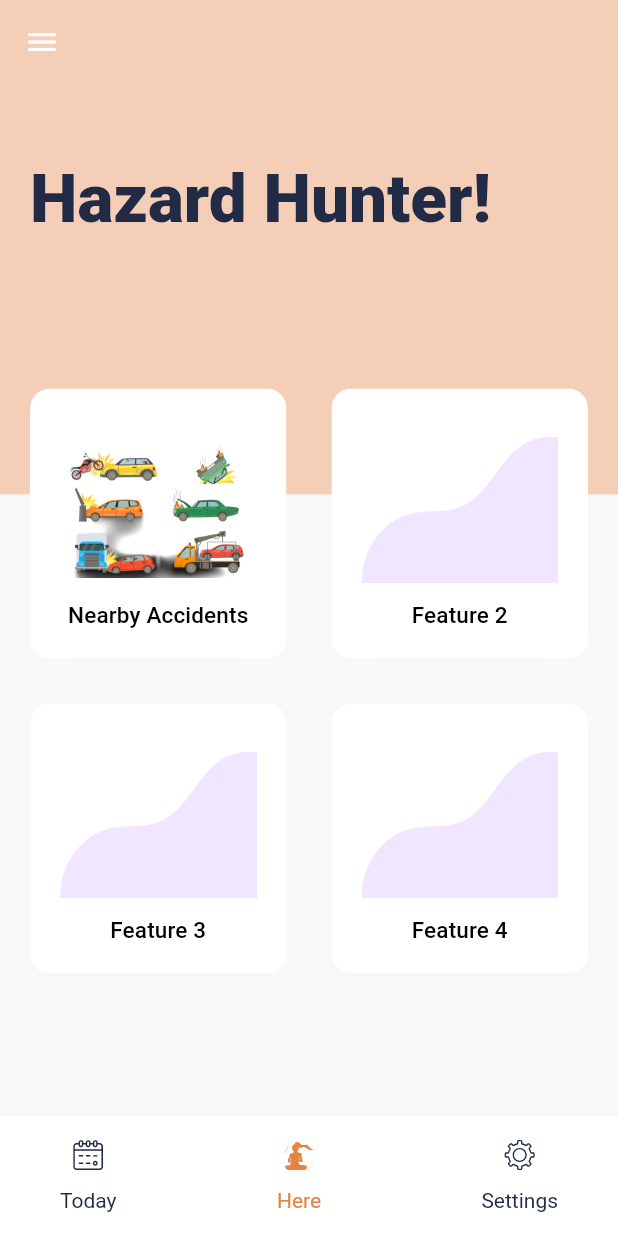
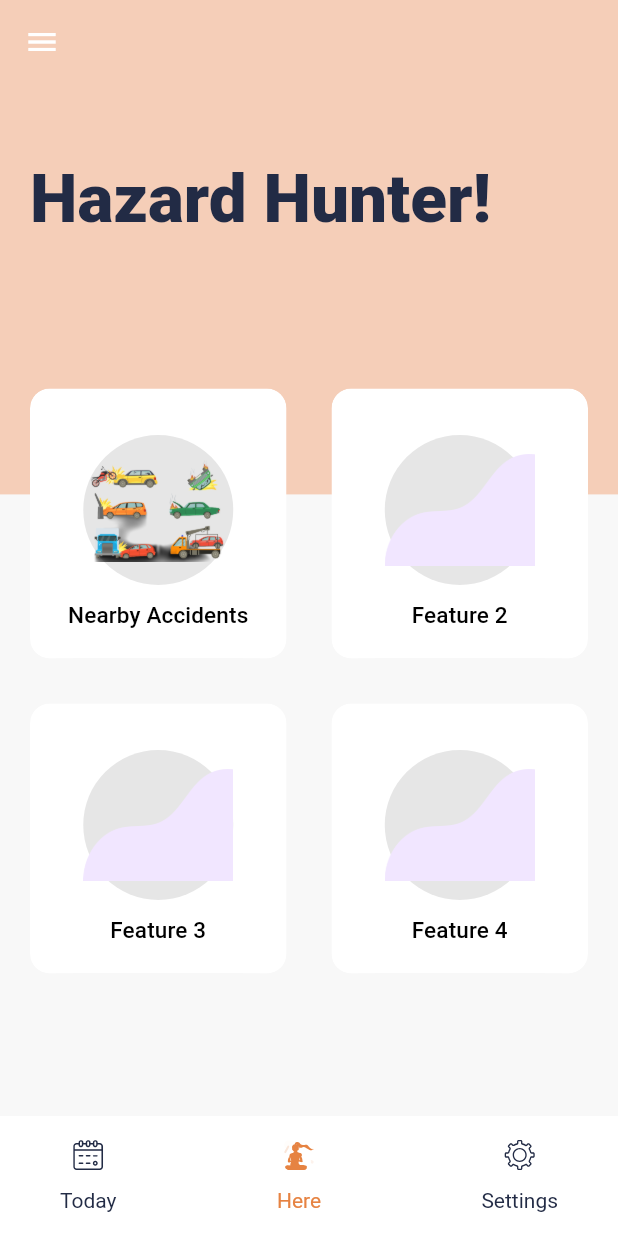
Before and after one commit to cepdnaclk/e18-3yp-Road-Traffic-Ecosystem, a Flutter app: the HomeScreen screen opened directly, on a phone screen of 412 x 824 dp. Run offline on Flutter 3.47's test engine with Material 2 defaults, Android fonts, the phone set to English and light mode, and no system bars; our stand-ins replace firebase_auth, firebase_core, firebase_database, flutter_svg, flutter_zoom_drawer, geolocator and 2 more; missing offline and left inert: flutter_polyline_points, qr_code_scanner; accounts and stored records are empty; project files that could hold a hidden picture were left out; key blocks and very long unbroken strings in the code were emptied for the run.

Commit message:
updated the home screen widget

```diff
--- a/App/lib/Widgets/catergory_card.dart
+++ b/App/lib/Widgets/catergory_card.dart
@@ -38,7 +38,11 @@ class CategoryCard extends StatelessWidget {
               child: Column(
                 children: <Widget>[
                   Spacer(),
-                  Image.asset(svgSrc),
+                  CircleAvatar(
+                    backgroundColor: Color(0xFFE6E6E6),
+                    child: Image.asset(svgSrc),
+                    radius: 50,
+                  ),
                   Spacer(),
                   Text(
                     title,
```
